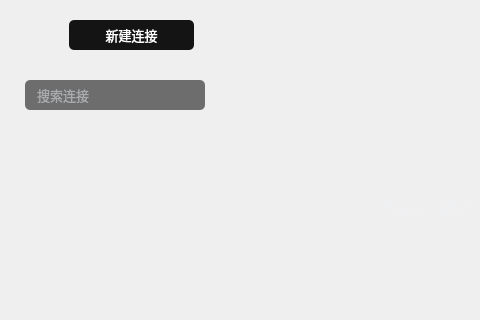
First picture: the form in source/zookeepermanagewidget.ui, repository HuaGouFdog/Fdog-Kit, before the edit; both pictures show x 0 to 480 and y 0 to 320 of the 853 by 520 pixel window.
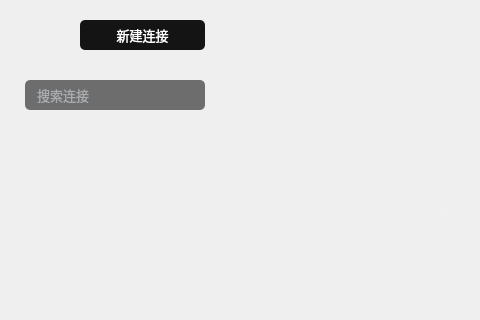
Second picture: the form after the edit. Icons and pictures are not drawn.

Commit message: 修复接口返回类型为list的情况下格式为json出错的问题，优化下栏数据布局

Patch:
```diff
--- a/source/zookeepermanagewidget.ui
+++ b/source/zookeepermanagewidget.ui
@@ -142,7 +142,7 @@
           <number>5</number>
          </property>
          <property name="rightMargin">
-          <number>11</number>
+          <number>0</number>
          </property>
          <property name="bottomMargin">
           <number>5</number>
```
The commit also changes 4 other files.
